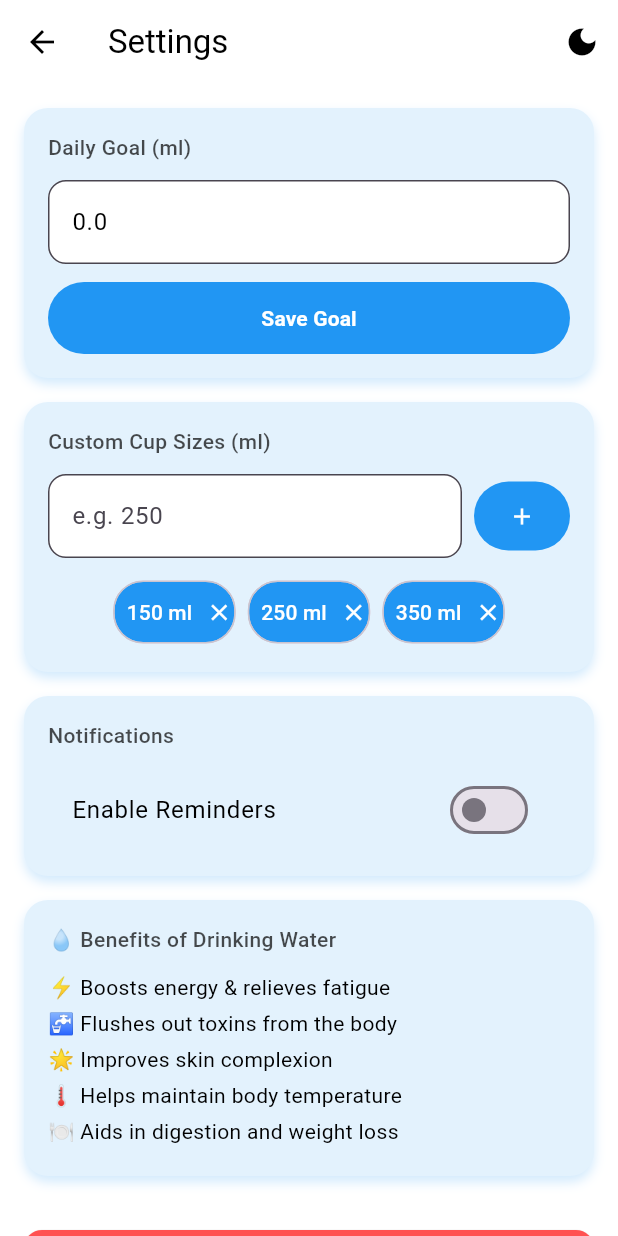
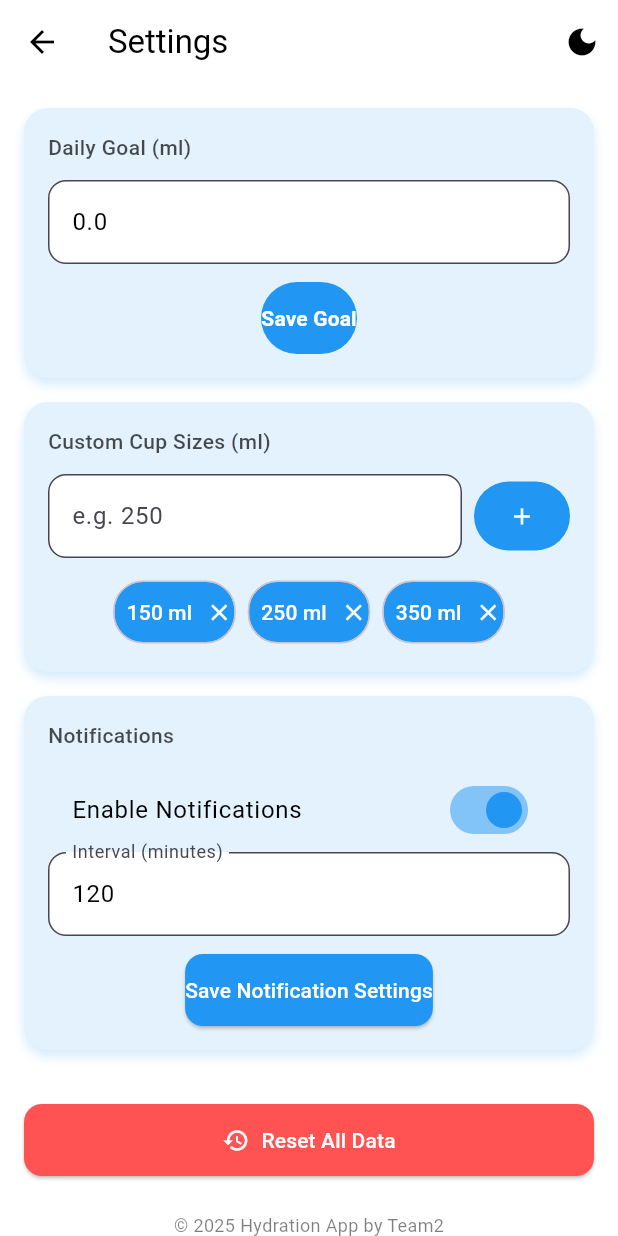
Before and after one commit to 2211845885/thirsty-MobileApp, a Flutter app: the SettingsScreen screen opened directly with empty values, on a phone screen of 412 x 824 dp. Run offline on Flutter 3.47's test engine with Material 3 defaults, Android fonts, the light colour scheme and no system bars; our stand-ins replace fl_chart, flutter_local_notifications, shared_preferences, timezone; accounts and stored records are empty.

Commit message:
fuck this shit in=m done already

```diff
--- a/lib/screens/settings_screen.dart
+++ b/lib/screens/settings_screen.dart
@@ -1,6 +1,6 @@
 import 'package:flutter/material.dart';
 import 'package:shared_preferences/shared_preferences.dart';
-import 'package:flutter_local_notifications/flutter_local_notifications.dart';
+import '../services/notification_service.dart'; // Adjust import if needed
 
 class SettingsScreen extends StatefulWidget {
   final bool isDark;
@@ -8,7 +8,6 @@ class SettingsScreen extends StatefulWidget {
   final ValueNotifier<double> goalNotifier;
   final ValueNotifier<List<int>> customSizesNotifier;
   final ValueNotifier<int> intakeNotifier;
-
 
   const SettingsScreen({
     Key? key,
@@ -26,12 +25,9 @@ class SettingsScreen extends StatefulWidget {
 class _SettingsScreenState extends State<SettingsScreen> {
   final TextEditingController _goalController = TextEditingController();
   final TextEditingController _customSizeController = TextEditingController();
+  final TextEditingController _intervalController = TextEditingController();
   late bool _isDarkMode;
-  bool _notificationsEnabled = false;
-  int _notificationIntervalHours = 1;
-
-  FlutterLocalNotificationsPlugin flutterLocalNotificationsPlugin =
-      FlutterLocalNotificationsPlugin();
+  bool _notificationsEnabled = true;
 
   @override
   void initState() {
@@ -41,83 +37,33 @@ class _SettingsScreenState extends State<SettingsScreen> {
     if (widget.customSizesNotifier.value.isEmpty) {
       widget.customSizesNotifier.value = [150, 250, 350];
     }
-    _initNotifications();
+    _loadNotificationPrefs();
   }
 
-  Future<void> _initNotifications() async {
-    const AndroidInitializationSettings androidSettings =
-        AndroidInitializationSettings('@mipmap/ic_launcher');
-    const InitializationSettings initSettings =
-        InitializationSettings(android: androidSettings);
-
-    await flutterLocalNotificationsPlugin.initialize(initSettings);
-
+  Future<void> _loadNotificationPrefs() async {
     final prefs = await SharedPreferences.getInstance();
+    final enabled = prefs.getBool('notificationsEnabled') ?? true;
+    final interval = prefs.getInt('notificationInterval') ?? 120;
     setState(() {
-      _notificationsEnabled = prefs.getBool('notificationsEnabled') ?? false;
-      _notificationIntervalHours = prefs.getInt('notificationIntervalHours') ?? 1;
+      _notificationsEnabled = enabled;
+      _intervalController.text = interval.toString();
     });
-
-    if (_notificationsEnabled) {
-      _scheduleNotifications();
-    }
   }
 
-  Future<void> _toggleNotifications(bool value) async {
+  Future<void> _saveNotifications() async {
     final prefs = await SharedPreferences.getInstance();
-    setState(() => _notificationsEnabled = value);
-    await prefs.setBool('notificationsEnabled', value);
-
-    if (value) {
-      _scheduleNotifications();
-    } else {
-      _cancelNotifications();
+    final interval = int.tryParse(_intervalController.text) ?? 120;
+    await prefs.setBool('notificationsEnabled', _notificationsEnabled);
+    await prefs.setInt('notificationInterval', interval);
+    await NotificationService.cancelAll();
+    if (_notificationsEnabled) {
+      await NotificationService.scheduleRepeating(
+        id: 0,
+        title: 'Hydration Reminder',
+        body: 'Time to drink water!',
+        interval: Duration(minutes: interval),
+      );
     }
-  }
-
-  Future<void> _setNotificationInterval(int hours) async {
-    final prefs = await SharedPreferences.getInstance();
-    setState(() => _notificationIntervalHours = hours);
-    await prefs.setInt('notificationIntervalHours', hours);
-
-    if (_notificationsEnabled) {
-      _scheduleNotifications();
-    }
-  }
-
-  Future<void> _scheduleNotifications() async {
-    await flutterLocalNotificationsPlugin.cancelAll();
-
-    const androidDetails = AndroidNotificationDetails(
-      'reminder_channel',
-      'Reminders',
-      importance: Importance.high,
-      priority: Priority.high,
-    );
-
-    const platformDetails = NotificationDetails(android: androidDetails);
-
-    // flutter_local_notifications does not support custom intervals directly.
-    // Here, we schedule a notification repeating every hour as a simple example.
-    // You can implement more advanced scheduling with zonedSchedule if needed.
-
-    // Calculate interval in minutes (minimum 60)
-    final intervalMinutes = _notificationIntervalHours * 60;
-
-    await flutterLocalNotificationsPlugin.periodicallyShow(
-      0,
-      'Hydration Reminder',
-      'Time to drink some water!',
-      RepeatInterval.hourly, // This is fixed, does not support custom intervals
-      platformDetails,
-      androidAllowWhileIdle: true,
-    );
-
-    // Note: For true custom intervals, use zonedSchedule and reschedule after each notification.
-  }
-
-  Future<void> _cancelNotifications() async {
-    await flutterLocalNotificationsPlugin.cancelAll();
   }
 
   Future<void> _saveGoal() async {
@@ -126,32 +72,12 @@ class _SettingsScreenState extends State<SettingsScreen> {
     goal = goal.clamp(0.5, 10.0);
     widget.goalNotifier.value = goal;
     await prefs.setDouble('goal', goal);
-
-    final intake = widget.intakeNotifier.value.toDouble();
-    final today = DateTime.now().toIso8601String().split('T').first;
-    final lastStreakDate = prefs.getString('lastStreakDate');
-
-    dynamic storedStreak = prefs.get('streak');
-    int streak;
-    if (storedStreak is int) {
-      streak = storedStreak;
-    } else {
-      await prefs.remove('streak');
-      streak = 0;
-    }
-
-    if (intake >= goal && lastStreakDate != today) {
-      streak++;
-      await prefs.setInt('streak', streak);
-      await prefs.setString('lastStreakDate', today);
-    }
   }
 
   Future<void> _addCustomSize() async {
     final prefs = await SharedPreferences.getInstance();
     int? newSize = int.tryParse(_customSizeController.text);
     if (newSize == null || newSize <= 0) return;
-
     final sizes = [...widget.customSizesNotifier.value, newSize];
     setState(() {
       widget.customSizesNotifier.value = sizes;
@@ -163,9 +89,7 @@ class _SettingsScreenState extends State<SettingsScreen> {
   Future<void> _removeCustomSize(int size) async {
     final prefs = await SharedPreferences.getInstance();
     final sizes = widget.customSizesNotifier.value.where((e) => e != size).toList();
-    setState(() {
-      widget.customSizesNotifier.value = sizes;
-    });
+    setState(() => widget.customSizesNotifier.value = sizes);
     await prefs.setStringList('customSizes', sizes.map((e) => e.toString()).toList());
   }
 
@@ -200,7 +124,7 @@ class _SettingsScreenState extends State<SettingsScreen> {
             color: valueColor.withOpacity(0.2),
             blurRadius: 6,
             offset: const Offset(0, 4),
-          )
+          ),
         ],
       ),
       child: Column(
@@ -260,28 +184,29 @@ class _SettingsScreenState extends State<SettingsScreen> {
               children: [
                 TextField(
                   controller: _goalController,
-                  keyboardType: const TextInputType.numberWithOptions(decimal: true),
+                  keyboardType: TextInputType.numberWithOptions(decimal: true),
                   decoration: InputDecoration(
                     hintText: "e.g. 2500",
                     filled: true,
                     fillColor: _isDarkMode ? cardColor : Colors.white,
-                    border: OutlineInputBorder(borderRadius: BorderRadius.circular(12)),
+                    border: OutlineInputBorder(
+                      borderRadius: BorderRadius.circular(12),
+                    ),
                   ),
                   style: TextStyle(color: textColor),
                 ),
                 const SizedBox(height: 12),
-                SizedBox(
-                  width: double.infinity,
-                  child: ElevatedButton(
+                ElevatedButton(
                   onPressed: _saveGoal,
                   child: const Text('Save Goal', style: TextStyle(fontWeight: FontWeight.bold)),
                   style: ElevatedButton.styleFrom(
                     backgroundColor: valueColor,
                     foregroundColor: Colors.white,
                     elevation: 0,
-                      shape: RoundedRectangleBorder(borderRadius: BorderRadius.circular(30)),
+                    shape: RoundedRectangleBorder(
+                      borderRadius: BorderRadius.circular(30),
+                    ),
                     padding: const EdgeInsets.symmetric(vertical: 14),
-                    ),
                   ),
                 ),
               ],
@@ -304,7 +229,9 @@ class _SettingsScreenState extends State<SettingsScreen> {
                           hintText: "e.g. 250",
                           filled: true,
                           fillColor: _isDarkMode ? cardColor : Colors.white,
-                          border: OutlineInputBorder(borderRadius: BorderRadius.circular(12)),
+                          border: OutlineInputBorder(
+                            borderRadius: BorderRadius.circular(12),
+                          ),
                         ),
                         style: TextStyle(color: textColor),
                       ),
@@ -316,7 +243,9 @@ class _SettingsScreenState extends State<SettingsScreen> {
                         backgroundColor: valueColor,
                         foregroundColor: Colors.white,
                         elevation: 0,
-                        shape: RoundedRectangleBorder(borderRadius: BorderRadius.circular(30)),
+                        shape: RoundedRectangleBorder(
+                          borderRadius: BorderRadius.circular(30),
+                        ),
                         padding: const EdgeInsets.symmetric(horizontal: 16, vertical: 14),
                       ),
                       child: const Icon(Icons.add),
@@ -330,7 +259,9 @@ class _SettingsScreenState extends State<SettingsScreen> {
                     return Chip(
                       label: Text("$size ml", style: const TextStyle(color: Colors.white)),
                       backgroundColor: valueColor,
-                      shape: RoundedRectangleBorder(borderRadius: BorderRadius.circular(20)),
+                      shape: RoundedRectangleBorder(
+                        borderRadius: BorderRadius.circular(20),
+                      ),
                       padding: const EdgeInsets.symmetric(vertical: 10),
                       deleteIcon: const Icon(Icons.close, color: Colors.white),
                       onDeleted: () => _removeCustomSize(size),
@@ -349,48 +280,34 @@ class _SettingsScreenState extends State<SettingsScreen> {
               children: [
                 SwitchListTile(
                   value: _notificationsEnabled,
-                  onChanged: _toggleNotifications,
-                  title: Text('Enable Reminders', style: TextStyle(color: textColor)),
+                  onChanged: (val) => setState(() => _notificationsEnabled = val),
+                  title: Text("Enable Notifications", style: TextStyle(color: textColor)),
+                  activeColor: valueColor,
                 ),
-                if (_notificationsEnabled)
-                  Row(
-                    children: [
-                      const Text('Every ', style: TextStyle(fontSize: 16)),
-                      DropdownButton<int>(
-                        value: _notificationIntervalHours,
-                        items: [1, 2, 3, 4, 6, 8].map((hour) {
-                          return DropdownMenuItem(
-                            value: hour,
-                            child: Text('$hour hour${hour > 1 ? "s" : ""}'),
-                          );
-                        }).toList(),
-                        onChanged: (value) {
-                          if (value != null) _setNotificationInterval(value);
-                        },
+                TextField(
+                  controller: _intervalController,
+                  keyboardType: TextInputType.number,
+                  decoration: InputDecoration(
+                    labelText: 'Interval (minutes)',
+                    filled: true,
+                    fillColor: _isDarkMode ? cardColor : Colors.white,
+                    border: OutlineInputBorder(borderRadius: BorderRadius.circular(12)),
                   ),
-                    ],
+                  style: TextStyle(color: textColor),
                 ),
-              ],
+                const SizedBox(height: 12),
+                ElevatedButton(
+                  onPressed: _saveNotifications,
+                  style: ElevatedButton.styleFrom(
+                    backgroundColor: valueColor,
+                    foregroundColor: Colors.white,
+                    padding: const EdgeInsets.symmetric(vertical: 14),
+                    shape: RoundedRectangleBorder(
+                      borderRadius: BorderRadius.circular(12),
                     ),
                   ),
-          _buildCard(
-            title: '💧 Benefits of Drinking Water',
-            cardColor: cardColor,
-            textColor: textColor,
-            valueColor: valueColor,
-            child: Column(
-              crossAxisAlignment: CrossAxisAlignment.start,
-              children: [
-                ...[
-                  "⚡ Boosts energy & relieves fatigue",
-                  "🚰 Flushes out toxins from the body",
-                  "🌟 Improves skin complexion",
-                  "🌡️ Helps maintain body temperature",
-                  "🍽️ Aids in digestion and weight loss",
-                ].map((b) => Padding(
-                      padding: const EdgeInsets.only(bottom: 4),
-                      child: Text(b, style: TextStyle(color: textColor)),
-                    )),
+                  child: const Text("Save Notification Settings"),
+                ),
               ],
             ),
           ),
@@ -403,17 +320,16 @@ class _SettingsScreenState extends State<SettingsScreen> {
               backgroundColor: errorColor,
               foregroundColor: Colors.white,
               padding: const EdgeInsets.symmetric(vertical: 14),
-              shape: RoundedRectangleBorder(borderRadius: BorderRadius.circular(12)),
+              shape: RoundedRectangleBorder(
+                borderRadius: BorderRadius.circular(12),
+              ),
             ),
           ),
           const SizedBox(height: 24),
           Center(
             child: Text(
               "© 2025 Hydration App by Team2",
-              style: TextStyle(
-                fontSize: 12,
-                color: textColor.withOpacity(0.5),
-              ),
+              style: TextStyle(fontSize: 12, color: textColor.withOpacity(0.5)),
             ),
           ),
           const SizedBox(height: 16),
--- /dev/null
+++ b/lib/services/notification_service.dart
@@ -0,0 +1,59 @@
+import 'package:flutter_local_notifications/flutter_local_notifications.dart';
+import 'package:timezone/data/latest_all.dart' as tzdata;
+import 'package:timezone/timezone.dart' as tz;
+
+class NotificationService {
+  static final _notifications = FlutterLocalNotificationsPlugin();
+
+  static Future<void> init() async {
+    tzdata.initializeTimeZones();
+    tz.setLocalLocation(tz.getLocation('Africa/Tripoli')); // Set your timezone
+
+    const android = AndroidInitializationSettings('@mipmap/ic_launcher');
+    const ios = DarwinInitializationSettings();
+    const settings = InitializationSettings(android: android, iOS: ios);
+
+    await _notifications.initialize(settings);
+  }
+
+  static Future<void> scheduleRepeating({
+    required int id,
+    required String title,
+    required String body,
+    required Duration interval,
+  }) async {
+    await cancel(id); // cancel previous if exists
+
+    final now = tz.TZDateTime.now(tz.local);
+    final next = now.add(interval);
+
+    await _notifications.zonedSchedule(
+      id,
+      title,
+      body,
+      next,
+      const NotificationDetails(
+        android: AndroidNotificationDetails(
+          'hydration_channel',
+          'Hydration Reminders',
+          importance: Importance.high,
+          priority: Priority.high,
+        ),
+      ),
+      androidAllowWhileIdle: true,
+      uiLocalNotificationDateInterpretation:
+          UILocalNotificationDateInterpretation.absoluteTime,
+      matchDateTimeComponents: null, // Manual rescheduling
+    );
+
+    // Schedule next one in background logic if needed
+  }
+
+  static Future<void> cancel(int id) async {
+    await _notifications.cancel(id);
+  }
+
+  static Future<void> cancelAll() async {
+    await _notifications.cancelAll();
+  }
+}
--- a/pubspec.yaml
+++ b/pubspec.yaml
@@ -35,7 +35,9 @@ dependencies:
   percent_indicator: ^4.2.2
   fl_chart: ^0.64.0
   flutter_local_notifications: ^17.1.0
-  timezone: ^0.11.0
+  timezone: ^0.9.4
+  permission_handler: ^11.3.0
+
 
   # The following adds the Cupertino Icons font to your application.
   # Use with the CupertinoIcons class for iOS style icons.
```
Also changed, not shown: lib/main.dart (+0 -44 lines), pubspec.lock, 1 other file. Lines whose indentation alone changed are shown as unchanged.
